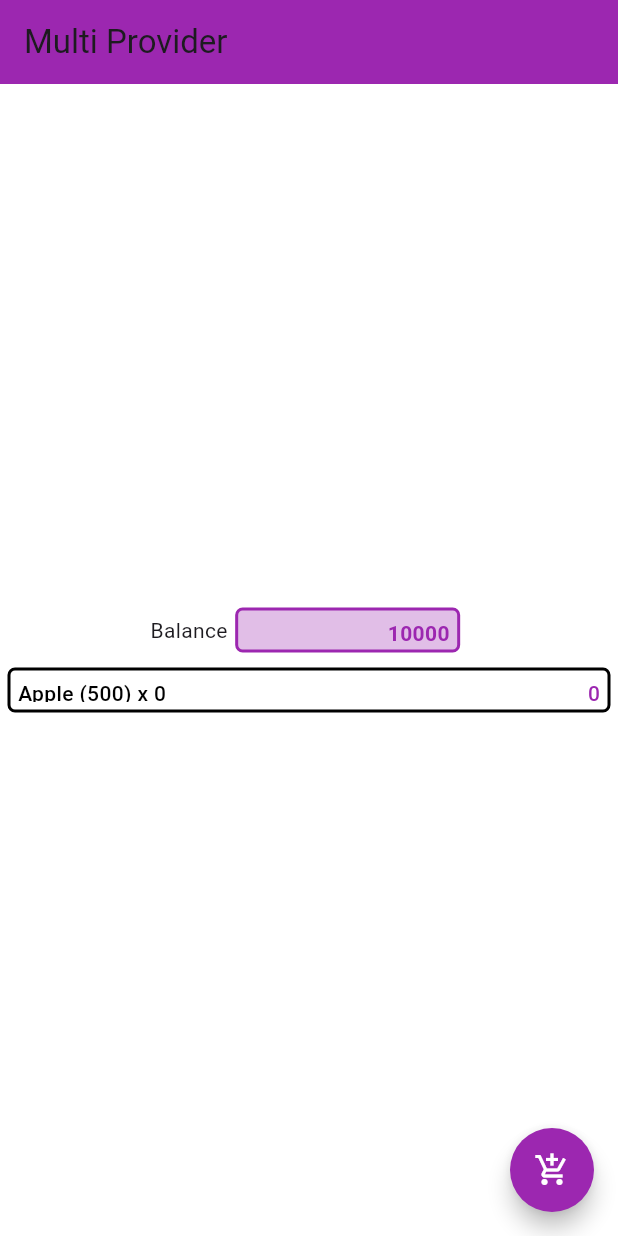
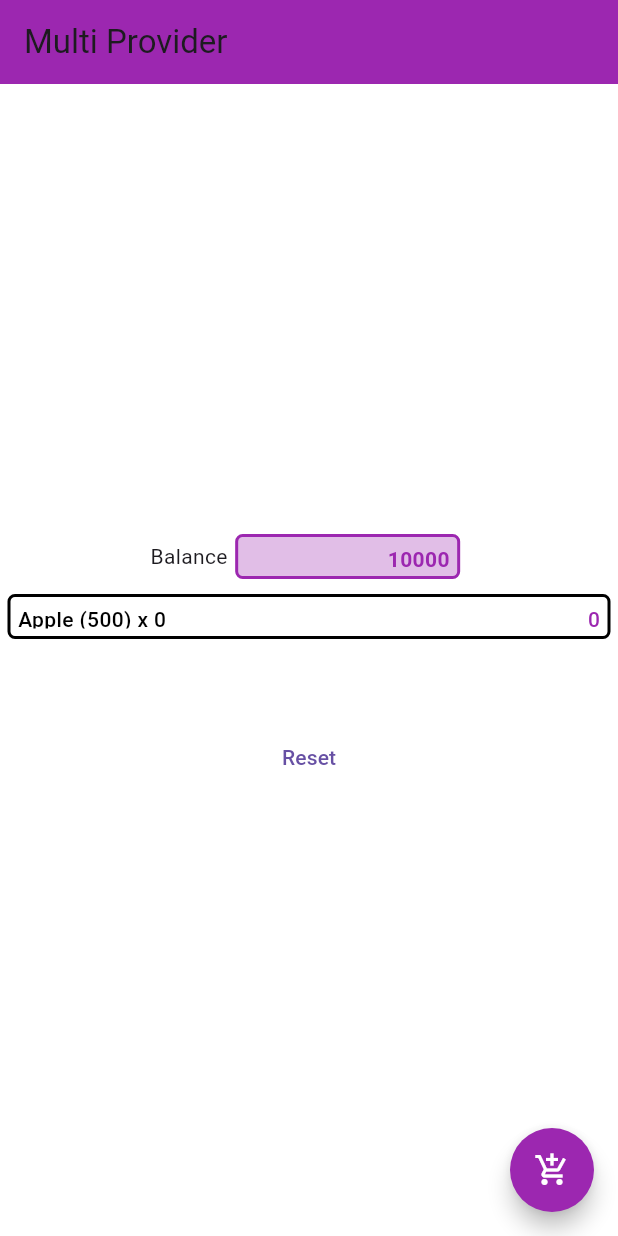
Before and after one commit to favjiw/provider-state-management, a Flutter app: the screen it shows after launch, on a phone screen of 412 x 824 dp. Run offline on Flutter 3.47's test engine with Material 3 defaults, Android fonts, the phone set to English and light mode, and no system bars.

Commit message:
add reset button

```diff
--- a/lib/multi_provider/multi_provider_main.dart
+++ b/lib/multi_provider/multi_provider_main.dart
@@ -89,6 +89,20 @@ class MultiProviderMain extends StatelessWidget {
                     ),
                   ),
                 ),
+                SizedBox(height: 50),
+                Consumer<Money>(
+                  builder:
+                      (context, money, _) => Consumer<Cart>(
+                        builder:
+                            (context, cart, _) => TextButton(
+                              onPressed: () {
+                                money.balance = 10000;
+                                cart.quantity = 0;
+                              },
+                              child: Text('Reset'),
+                            ),
+                      ),
+                ),
               ],
             ),
           ),
@@ -98,7 +112,7 @@ class MultiProviderMain extends StatelessWidget {
                   builder:
                       (context, cart, _) => FloatingActionButton(
                         onPressed: () {
-                          if(money.balance >= 500){
+                          if (money.balance >= 500) {
                             cart.quantity += 1;
                             money.balance -= 500;
                           }
```
